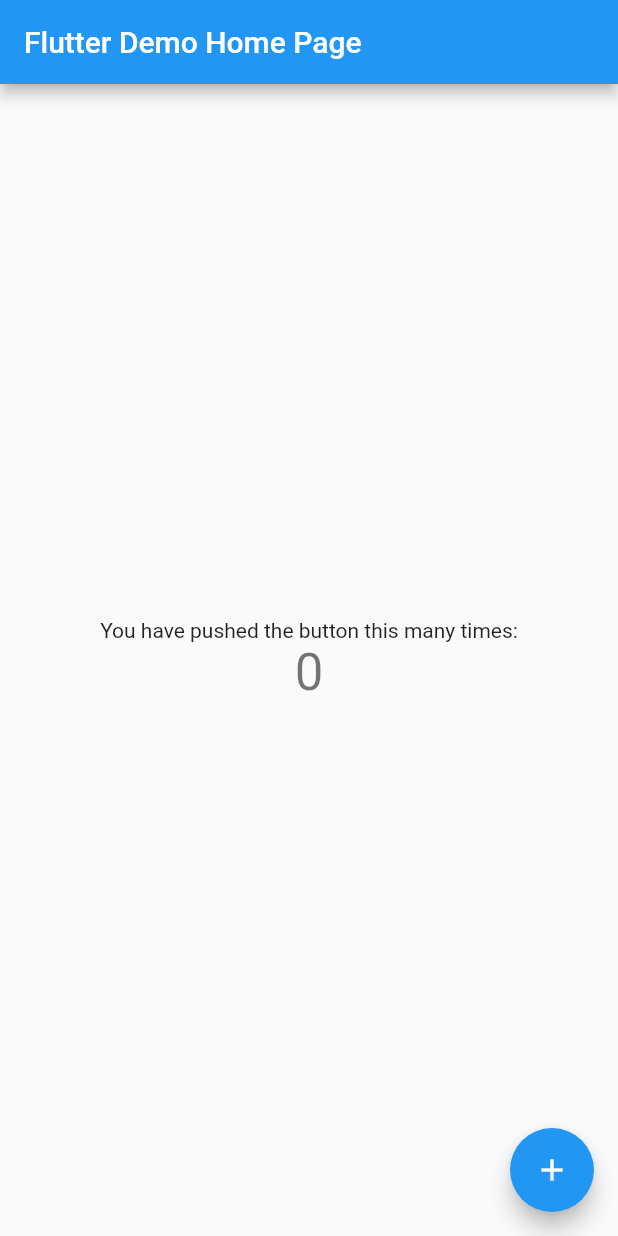
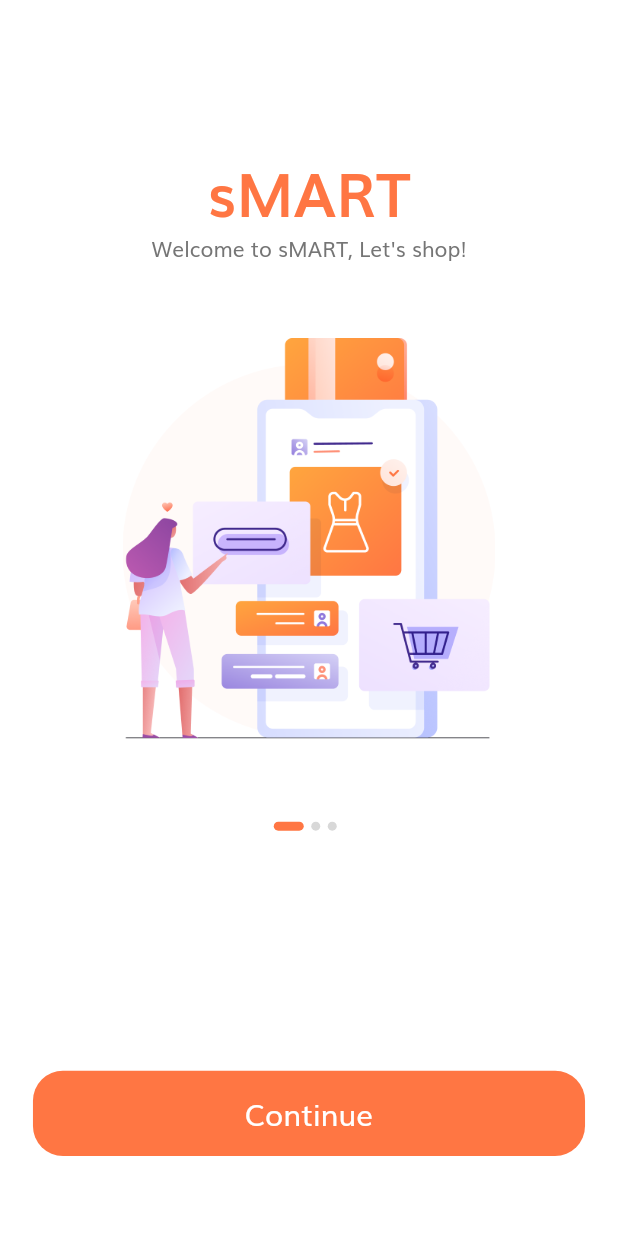
Before and after one commit to TejasPatel3300/flutter-ecommerce, a Flutter app: the screen it shows after launch, on a phone screen of 412 x 824 dp. Run offline on Flutter 3.47's test engine with Material 2 defaults, Android fonts, the phone set to English and light mode, and no system bars.

Commit message:
splash screen complete

```diff
--- /dev/null
+++ b/lib/components/default_button.dart
@@ -0,0 +1,39 @@
+import 'package:flutter/material.dart';
+
+import '../constants.dart';
+import '../size_config.dart';
+
+class DefaultButton extends StatelessWidget {
+  final String text;
+  final void Function() press;
+
+  const DefaultButton({
+    Key? key,
+    required this.text,
+    required this.press,
+  }) : super(key: key);
+
+  @override
+  Widget build(BuildContext context) {
+    return SizedBox(
+      width: double.infinity,
+      height: getProportionateScreenHeight(56),
+      child: TextButton(
+        onPressed: press,
+        child: Text(
+          text,
+          style: TextStyle(
+            fontSize: getProportionateScreenWidth(18),
+            color: Colors.white,
+          ),
+        ),
+        style: TextButton.styleFrom(
+          backgroundColor: kPrimaryColor,
+          shape: RoundedRectangleBorder(
+            borderRadius: BorderRadius.circular(20),
+          ),
+        ),
+      ),
+    );
+  }
+}
--- a/lib/main.dart
+++ b/lib/main.dart
@@ -1,3 +1,6 @@
+import 'package:ecommerce/constants.dart';
+import 'package:ecommerce/routes.dart';
+import 'package:ecommerce/screens/splash/splash_screen.dart';
 import 'package:flutter/material.dart';
 
 void main() {
@@ -9,105 +12,21 @@ class MyApp extends StatelessWidget {
   @override
   Widget build(BuildContext context) {
     return MaterialApp(
+      debugShowCheckedModeBanner: false,
       title: 'Flutter Demo',
       theme: ThemeData(
-        // This is the theme of your application.
-        //
-        // Try running your application with "flutter run". You'll see the
-        // application has a blue toolbar. Then, without quitting the app, try
-        // changing the primarySwatch below to Colors.green and then invoke
-        // "hot reload" (press "r" in the console where you ran "flutter run",
-        // or simply save your changes to "hot reload" in a Flutter IDE).
-        // Notice that the counter didn't reset back to zero; the application
-        // is not restarted.
-        primarySwatch: Colors.blue,
+        scaffoldBackgroundColor: Colors.white,
+        fontFamily: "Muli",
+        textTheme: TextTheme(
+          bodyText1: TextStyle(color: kTextColor),
+          bodyText2: TextStyle(color: kTextColor),
+        ),
+        visualDensity: VisualDensity.adaptivePlatformDensity,
       ),
-      home: MyHomePage(title: 'Flutter Demo Home Page'),
+      // home: SplashScreen(),
+      // we will use routeName so that we don't need to remember the name
+      initialRoute: SplashScreen.routeName,
+      routes: routes,
     );
   }
 }
-
-class MyHomePage extends StatefulWidget {
-  MyHomePage({Key? key, this.title}) : super(key: key);
-
-  // This widget is the home page of your application. It is stateful, meaning
-  // that it has a State object (defined below) that contains fields that affect
-  // how it looks.
-
-  // This class is the configuration for the state. It holds the values (in this
-  // case the title) provided by the parent (in this case the App widget) and
-  // used by the build method of the State. Fields in a Widget subclass are
-  // always marked "final".
-
-  final String? title;
-
-  @override
-  _MyHomePageState createState() => _MyHomePageState();
-}
-
-class _MyHomePageState extends State<MyHomePage> {
-  int _counter = 0;
-
-  void _incrementCounter() {
-    setState(() {
-      // This call to setState tells the Flutter framework that something has
-      // changed in this State, which causes it to rerun the build method below
-      // so that the display can reflect the updated values. If we changed
-      // _counter without calling setState(), then the build method would not be
-      // called again, and so nothing would appear to happen.
-      _counter++;
-    });
-  }
-
-  @override
-  Widget build(BuildContext context) {
-    // This method is rerun every time setState is called, for instance as done
-    // by the _incrementCounter method above.
-    //
-    // The Flutter framework has been optimized to make rerunning build methods
-    // fast, so that you can just rebuild anything that needs updating rather
-    // than having to individually change instances of widgets.
-    return Scaffold(
-      appBar: AppBar(
-        // Here we take the value from the MyHomePage object that was created by
-        // the App.build method, and use it to set our appbar title.
-        title: Text(widget.title!),
-      ),
-      body: Center(
-        // Center is a layout widget. It takes a single child and positions it
-        // in the middle of the parent.
-        child: Column(
-          // Column is also a layout widget. It takes a list of children and
-          // arranges them vertically. By default, it sizes itself to fit its
-          // children horizontally, and tries to be as tall as its parent.
-          //
-          // Invoke "debug painting" (press "p" in the console, choose the
-          // "Toggle Debug Paint" action from the Flutter Inspector in Android
-          // Studio, or the "Toggle Debug Paint" command in Visual Studio Code)
-          // to see the wireframe for each widget.
-          //
-          // Column has various properties to control how it sizes itself and
-          // how it positions its children. Here we use mainAxisAlignment to
-          // center the children vertically; the main axis here is the vertical
-          // axis because Columns are vertical (the cross axis would be
-          // horizontal).
-          mainAxisAlignment: MainAxisAlignment.center,
-          children: <Widget>[
-            Text(
-              'You have pushed the button this many times:',
-            ),
-            Text(
-              '$_counter',
-              style: Theme.of(context).textTheme.headline4,
-            ),
-          ],
-        ),
-      ),
-      floatingActionButton: FloatingActionButton(
-        onPressed: _incrementCounter,
-        tooltip: 'Increment',
-        child: Icon(Icons.add),
-      ), // This trailing comma makes auto-formatting nicer for build methods.
-    );
-  }
-}
--- /dev/null
+++ b/lib/routes.dart
@@ -0,0 +1,8 @@
+import 'package:ecommerce/screens/splash/splash_screen.dart';
+import 'package:flutter/widgets.dart';
+
+// using named routes
+// all of the routes will be available here
+final Map<String, WidgetBuilder> routes = {
+  SplashScreen.routeName: (context) => SplashScreen(),
+};
--- /dev/null
+++ b/lib/screens/splash/components/body.dart
@@ -0,0 +1,95 @@
+import 'package:ecommerce/constants.dart';
+import 'package:ecommerce/size_config.dart';
+import 'package:flutter/material.dart';
+
+// best practice
+import '../components/splash_content.dart';
+import '../../../components/default_button.dart';
+
+class Body extends StatefulWidget {
+  @override
+  _BodyState createState() => _BodyState();
+}
+
+class _BodyState extends State<Body> {
+  int currentPage = 0;
+  List<Map<String, String>> splashData = [
+    {
+      "text": "Welcome to sMART, Let's shop!",
+      "image": "assets/images/splash_1.png",
+    },
+    {
+      "text": "We help people connect with stores",
+      "image": "assets/images/splash_2.png",
+    },
+    {
+      "text": "We show easy way to shop",
+      "image": "assets/images/splash_3.png",
+    },
+  ];
+  @override
+  Widget build(BuildContext context) {
+    return SafeArea(
+      child: SizedBox(
+        width: double.infinity,
+        child: Column(
+          children: <Widget>[
+            Expanded(
+              flex: 3,
+              child: PageView.builder(
+                onPageChanged: (value) {
+                  setState(() {
+                    currentPage = value;
+                  });
+                },
+                itemCount: splashData.length,
+                itemBuilder: (context, index) => SplashContent(
+                  text: splashData[index]["text"]!,
+                  image: splashData[index]["image"]!,
+                ),
+              ),
+            ),
+            Expanded(
+              flex: 2,
+              child: Padding(
+                padding: EdgeInsets.symmetric(
+                    horizontal: getProportionateScreenWidth(20)),
+                child: Column(
+                  children: <Widget>[
+                    Spacer(),
+                    Row(
+                      mainAxisAlignment: MainAxisAlignment.center,
+                      children: List.generate(
+                        splashData.length,
+                        (index) => buildDot(index: index),
+                      ),
+                    ),
+                    Spacer(flex: 3),
+                    DefaultButton(
+                      text: "Continue",
+                      press: () {},
+                    ),
+                    Spacer(),
+                  ],
+                ),
+              ),
+            ),
+          ],
+        ),
+      ),
+    );
+  }
+
+  AnimatedContainer buildDot({required int index}) {
+    return AnimatedContainer(
+      duration: kAnimationDuration,
+      margin: EdgeInsets.only(right: 5),
+      height: 6,
+      width: currentPage == index ? 20 : 6,
+      decoration: BoxDecoration(
+        color: currentPage == index ? kPrimaryColor : Color(0xFFD8D8D8),
+        borderRadius: BorderRadius.circular(3),
+      ),
+    );
+  }
+}
--- /dev/null
+++ b/lib/screens/splash/components/splash_content.dart
@@ -0,0 +1,42 @@
+import 'package:flutter/material.dart';
+
+import '../../../constants.dart';
+import '../../../size_config.dart';
+
+class SplashContent extends StatelessWidget {
+  final String text;
+  final String image;
+
+  const SplashContent({
+    Key? key,
+    required this.text,
+    required this.image,
+  }) : super(key: key);
+
+  @override
+  Widget build(BuildContext context) {
+    return Column(
+      children: <Widget>[
+        Spacer(flex: 2),
+        Text(
+          "sMART",
+          style: TextStyle(
+            fontSize: getProportionateScreenWidth(36),
+            color: kPrimaryColor,
+            fontWeight: FontWeight.bold,
+          ),
+        ),
+        Text(
+          text,
+          textAlign: TextAlign.center,
+        ),
+        Spacer(),
+        Image.asset(
+          image,
+          height: getProportionateScreenHeight(265),
+          width: getProportionateScreenWidth(235),
+        ),
+      ],
+    );
+  }
+}
--- /dev/null
+++ b/lib/screens/splash/splash_screen.dart
@@ -0,0 +1,15 @@
+import 'package:ecommerce/screens/splash/components/body.dart';
+import 'package:ecommerce/size_config.dart';
+import 'package:flutter/material.dart';
+
+class SplashScreen extends StatelessWidget {
+  static String routeName = "/splash";
+  @override
+  Widget build(BuildContext context) {
+    // have to call on starting screen
+    SizeConfig().init(context);
+    return Scaffold(
+      body: Body(),
+    );
+  }
+}
```
